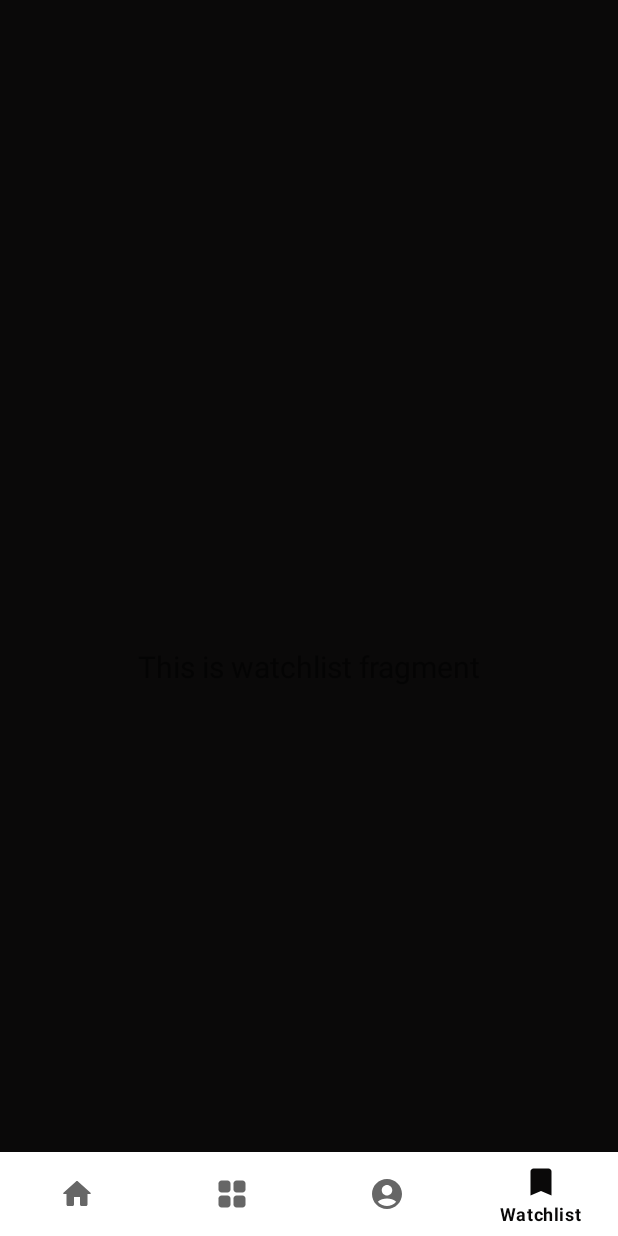
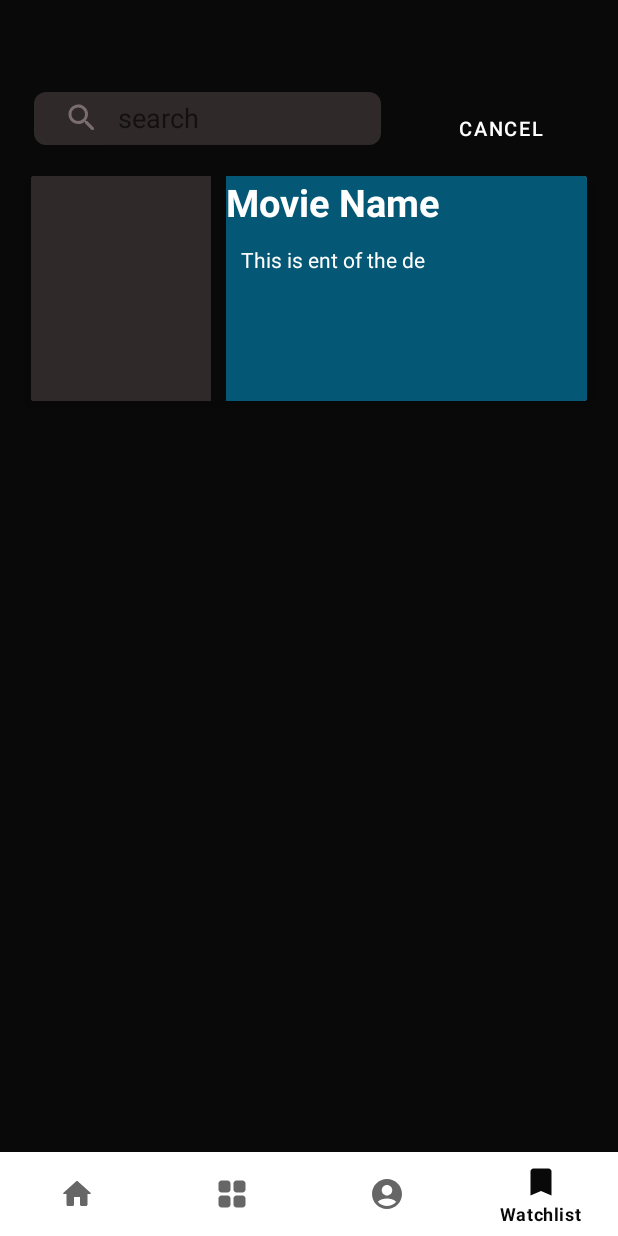
Before and after one commit to antoineTsinga/streamavailability, an Android app: the WatchlistFragment screen opened through its navigation route, on a phone screen of 412 x 824 dp. Run offline under Robolectric (Android 15) with nearby library versions, the phone set to English and light mode, and no system bars; our stand-ins replace navigation-ui.

Commit message:
add screen of watchlist

```diff
--- a/app/src/main/java/com/streamavailability/ui/watchlist/WatchlistFragment.java
+++ b/app/src/main/java/com/streamavailability/ui/watchlist/WatchlistFragment.java
@@ -30,8 +30,7 @@ public class WatchlistFragment extends Fragment {
         binding = FragmentWatchlistBinding.inflate(inflater, container, false);
         View root = binding.getRoot();
 
-        final TextView textView = binding.textWatchlist;
-        watchlistViewModel.getText().observe(getViewLifecycleOwner(), textView::setText);
+
         return root;
     }
 
--- a/app/src/main/res/layout/fragment_watchlist.xml
+++ b/app/src/main/res/layout/fragment_watchlist.xml
@@ -4,19 +4,145 @@
     xmlns:tools="http://schemas.android.com/tools"
     android:layout_width="match_parent"
     android:layout_height="match_parent"
-    tools:context=".ui.watchlist.WatchlistFragment">
+    android:background="@color/black"
+    tools:context=".ui.home.HomeFragment">
 
-    <TextView
-        android:id="@+id/text_watchlist"
+
+
+    <Button
+        android:id="@+id/textView"
+        android:layout_width="132dp"
+        android:layout_height="48dp"
+        android:layout_marginTop="5dp"
+
+        android:text="@string/cancel_button"
+        android:textColor="@color/white"
+        android:textSize="13sp"
+        app:layout_constraintEnd_toEndOf="parent"
+        app:layout_constraintStart_toEndOf="@id/searchViewSearchViewWatchlist"
+        app:layout_constraintTop_toTopOf="parent"
+        />
+
+    <androidx.appcompat.widget.SearchView
+        android:id="@+id/searchViewSearchViewWatchlist"
+
+        android:layout_width="231dp"
+        android:layout_height="35dp"
+        android:layout_marginStart="10dp"
+
+        android:layout_marginTop="5dp"
+
+        android:background="@drawable/round_search_field"
+        app:iconifiedByDefault="false"
+        app:layout_constraintEnd_toStartOf="@+id/textView"
+        app:layout_constraintHorizontal_bias="0.022"
+        app:layout_constraintStart_toStartOf="parent"
+        app:layout_constraintTop_toTopOf="parent"
+        app:queryHint="@string/search_view"
+        app:searchIcon="@drawable/ic_round_search_24" >
+
+    </androidx.appcompat.widget.SearchView>
+
+
+    <LinearLayout
         android:layout_width="match_parent"
         android:layout_height="wrap_content"
-        android:layout_marginStart="8dp"
-        android:layout_marginTop="8dp"
-        android:layout_marginEnd="8dp"
-        android:textAlignment="center"
-        android:textSize="20sp"
-        app:layout_constraintBottom_toBottomOf="parent"
+        android:orientation="vertical"
+        android:layout_margin="15dp"
+
         app:layout_constraintEnd_toEndOf="parent"
         app:layout_constraintStart_toStartOf="parent"
-        app:layout_constraintTop_toTopOf="parent" />
+        app:layout_constraintTop_toBottomOf="@id/searchViewSearchViewWatchlist">
+
+        <androidx.cardview.widget.CardView
+            app:cardElevation="10dp"
+            android:layout_margin="5dp"
+            android:background="@color/black"
+                        android:layout_width="match_parent"
+            android:layout_height="match_parent">
+
+            <LinearLayout
+                             android:layout_width="match_parent"
+                android:layout_height="wrap_content"
+                android:orientation="horizontal"
+                android:background="@color/black">
+
+                <ImageView
+                    android:id="@+id/imageview"
+                    android:layout_width="120dp"
+                    android:layout_height="150dp"
+                    android:layout_marginEnd="10dp"
+                    android:background="@color/black_500"
+                    android:contentDescription="@string/movie_poster" />
+
+                <LinearLayout
+                    android:background="@color/purple_300"
+                    android:layout_width="0dp"
+                    android:layout_height="150dp"
+                    android:layout_weight="1"
+
+
+                    android:orientation="vertical">
+
+
+                    <TextView
+                        android:id="@+id/textName"
+                        android:layout_width="match_parent"
+                        android:layout_height="wrap_content"
+                        android:layout_weight="1"
+
+                        android:gravity="start"
+                        android:text="@string/movie_name"
+                        android:textColor="@color/white"
+                        android:textSize="25sp"
+                        android:textStyle="bold" />
+
+                    <TextView
+                        android:layout_weight="40"
+                        android:textColor="@color/white"
+                        android:id="@+id/textdate"
+                        android:layout_width="match_parent"
+                        android:layout_height="wrap_content"
+                        android:layout_margin="10dp"
+                        android:text="@string/movie_description"/>
+
+                    <LinearLayout
+                        android:layout_weight="1"
+                        android:layout_width="match_parent"
+                        android:layout_height="wrap_content"
+                        android:orientation="horizontal">
+
+                        <ImageView
+                            android:id="@+id/imageviewplatform3"
+                            android:layout_width="20dp"
+                            android:layout_height="10dp"
+                            android:contentDescription="@string/platform_logo"/>
+
+                        <ImageView
+                            android:id="@+id/imageviewplatform2"
+                            android:layout_width="20dp"
+                            android:layout_height="10dp"
+                            android:contentDescription="@string/platform_logo"/>
+
+                        <ImageView
+                            android:id="@+id/imageviewplatform1"
+                            android:layout_width="20dp"
+                            android:layout_height="10dp"
+                            android:contentDescription="@string/platform_logo"/>
+                    </LinearLayout>
+
+
+
+
+
+                </LinearLayout>
+
+            </LinearLayout>
+
+        </androidx.cardview.widget.CardView>
+
+
+    </LinearLayout>
+
+
 </androidx.constraintlayout.widget.ConstraintLayout>
--- a/app/src/main/res/values/colors.xml
+++ b/app/src/main/res/values/colors.xml
@@ -11,6 +11,7 @@
     <color name="black_500">#302929 </color>
     <color name="red">#F24E1E</color>
     <color name="purple_200">#00A8E1</color>
+    <color name="purple_300">#8000A8E1</color>
     <color name="purple_100">#4D00A8E1</color>
 
 </resources>
--- a/app/src/main/res/values/strings.xml
+++ b/app/src/main/res/values/strings.xml
@@ -10,4 +10,9 @@
     <string name="hello_blank_fragment">Hello blank fragment</string>
     <string name="image_slider">Image Slider</string>
     <string name="search_view">search</string>
+    <string name="cancel_button">Cancel</string>
+    <string name="movie_poster">movie poster</string>
+    <string name="movie_name">Movie Name</string>
+    <string name="movie_description">This is ent of the de</string>
+    <string name="platform_logo">platform Logo</string>
 </resources>
```
